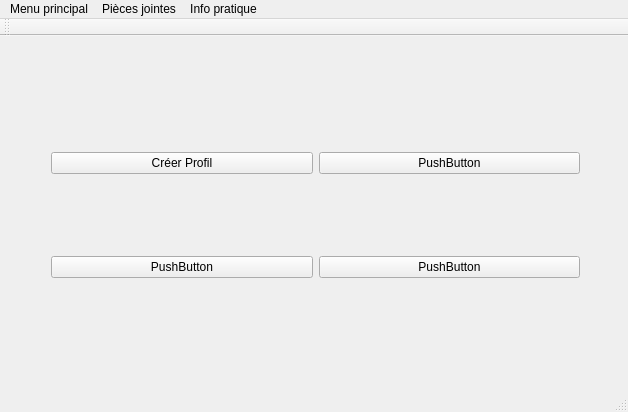
Qt form carnetNumerique/appligui.ui (snake-92/carnetMedicalNumerique) before a commit.
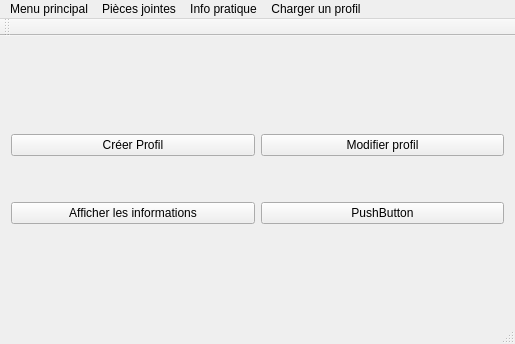
The same form after that commit.

Commit message: gestion des chemins vers les fichiers public et de la comboBox des profils

```diff
--- a/carnetNumerique/appligui.ui
+++ b/carnetNumerique/appligui.ui
@@ -6,23 +6,29 @@
    <rect>
     <x>0</x>
     <y>0</y>
-    <width>628</width>
-    <height>412</height>
+    <width>515</width>
+    <height>344</height>
    </rect>
   </property>
   <property name="windowTitle">
    <string>appliGui</string>
   </property>
   <widget class="QWidget" name="centralWidget">
-   <widget class="QWidget" name="verticalLayoutWidget">
-    <property name="geometry">
-     <rect>
-      <x>40</x>
-      <y>29</y>
-      <width>551</width>
-      <height>301</height>
-     </rect>
-    </property>
+   <layout class="QVBoxLayout" name="verticalLayout_2">
+    <item>
+     <spacer name="verticalSpacer">
+      <property name="orientation">
+       <enum>Qt::Vertical</enum>
+      </property>
+      <property name="sizeHint" stdset="0">
+       <size>
+        <width>20</width>
+        <height>40</height>
+       </size>
+      </property>
+     </spacer>
+    </item>
+    <item>
     <layout class="QVBoxLayout" name="verticalLayout">
      <item>
       <layout class="QHBoxLayout" name="horizontalLayout">
@@ -36,18 +42,31 @@
        <item>
         <widget class="QPushButton" name="pushButton_2">
          <property name="text">
-          <string>PushButton</string>
+           <string>Modifier profil</string>
          </property>
         </widget>
        </item>
       </layout>
      </item>
+      <item>
+       <spacer name="verticalSpacer_3">
+        <property name="orientation">
+         <enum>Qt::Vertical</enum>
+        </property>
+        <property name="sizeHint" stdset="0">
+         <size>
+          <width>20</width>
+          <height>40</height>
+         </size>
+        </property>
+       </spacer>
+      </item>
      <item>
       <layout class="QHBoxLayout" name="horizontalLayout_2">
        <item>
         <widget class="QPushButton" name="pushButton_3">
          <property name="text">
-          <string>PushButton</string>
+           <string>Afficher les informations</string>
          </property>
         </widget>
        </item>
@@ -61,14 +80,28 @@
       </layout>
      </item>
     </layout>
-   </widget>
+    </item>
+    <item>
+     <spacer name="verticalSpacer_2">
+      <property name="orientation">
+       <enum>Qt::Vertical</enum>
+      </property>
+      <property name="sizeHint" stdset="0">
+       <size>
+        <width>20</width>
+        <height>40</height>
+       </size>
+      </property>
+     </spacer>
+    </item>
+   </layout>
   </widget>
   <widget class="QMenuBar" name="menuBar">
    <property name="geometry">
     <rect>
      <x>0</x>
      <y>0</y>
-     <width>628</width>
+     <width>515</width>
      <height>21</height>
     </rect>
    </property>
@@ -97,9 +130,15 @@
     <addaction name="separator"/>
     <addaction name="actionA_propos"/>
    </widget>
+   <widget class="QMenu" name="menuCharger_un_profil">
+    <property name="title">
+     <string>Charger un profil</string>
+    </property>
+   </widget>
    <addaction name="menumenu_principal"/>
    <addaction name="menuPi_ces_jointes"/>
    <addaction name="menuInfo_pratique"/>
+   <addaction name="menuCharger_un_profil"/>
   </widget>
   <widget class="QToolBar" name="mainToolBar">
    <attribute name="toolBarArea">
```
Left out of the diff: 4 changed lines with no effect on the pictures. Lines whose indentation alone changed are shown as unchanged. The commit also changes 14 other files.
